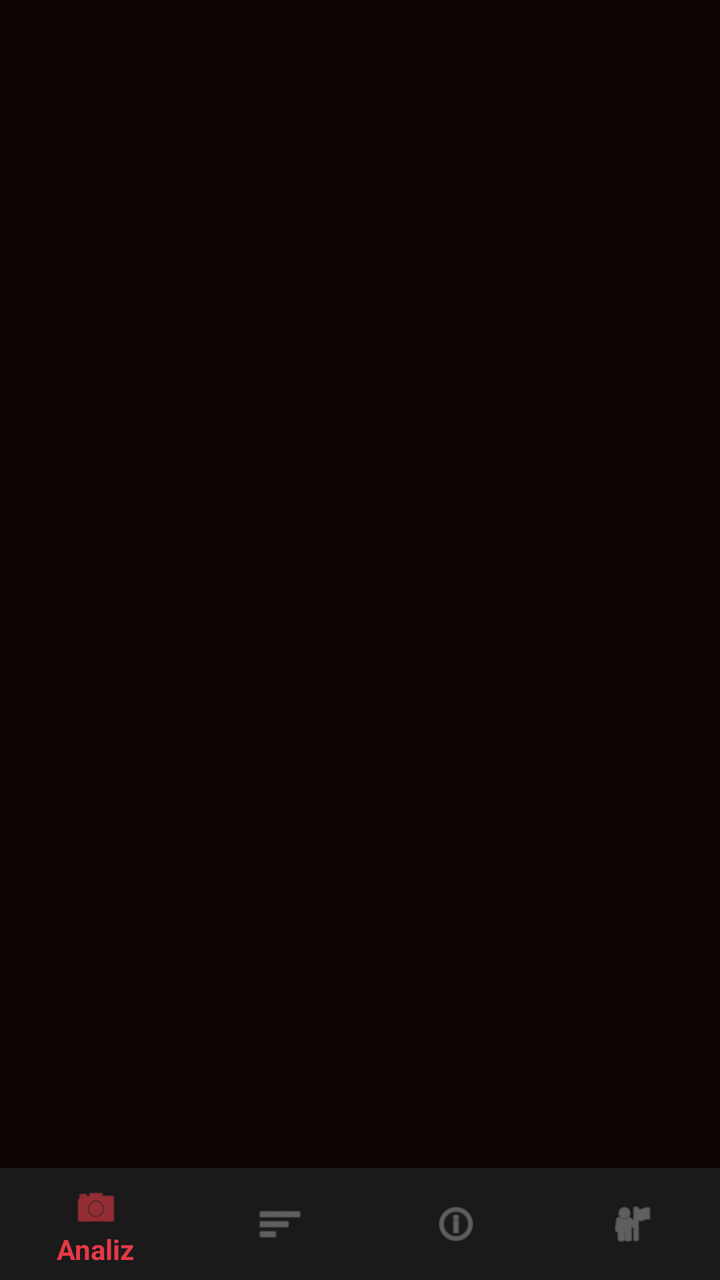
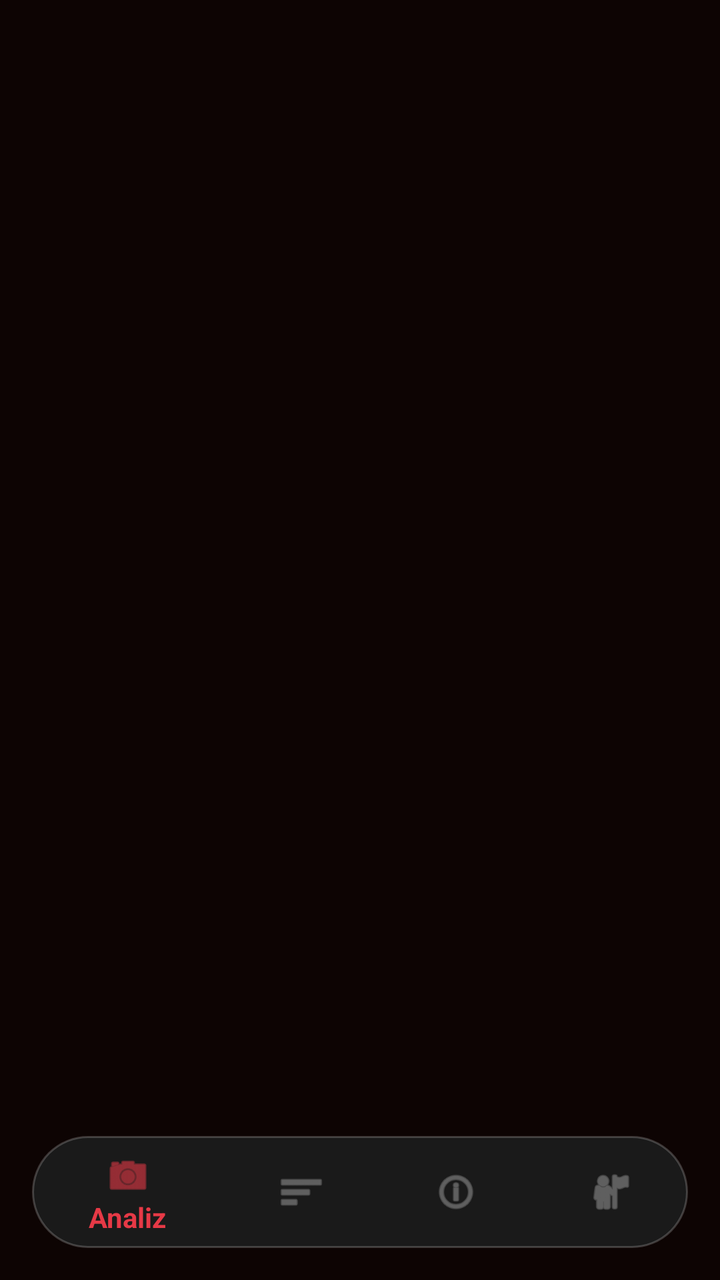

Two renders of the same Android screen: before a commit and after it. Below are the layout's source before the change and the commit's diff.
<!-- AndroidManifest.xml: activity theme AppTheme.NoActionBar -->
<!-- res/layout/activity_main.xml -->
<?xml version="1.0" encoding="utf-8"?>
<androidx.constraintlayout.widget.ConstraintLayout 
    xmlns:android="http://schemas.android.com/apk/res/android"
    xmlns:app="http://schemas.android.com/apk/res-auto"
    android:layout_width="match_parent"
    android:layout_height="match_parent"
    android:background="@color/background_dark">

    <androidx.fragment.app.FragmentContainerView
        android:id="@+id/fragment_container"
        android:layout_width="0dp"
        android:layout_height="0dp"
        app:layout_constraintTop_toTopOf="parent"
        app:layout_constraintBottom_toTopOf="@id/bottom_navigation"
        app:layout_constraintStart_toStartOf="parent"
        app:layout_constraintEnd_toEndOf="parent"/>

    <com.google.android.material.bottomnavigation.BottomNavigationView
        android:id="@+id/bottom_navigation"
        android:layout_width="0dp"
        android:layout_height="wrap_content"
        android:background="@color/bottom_nav_bg"
        app:itemIconTint="@color/nav_item_color_state"
        app:itemTextColor="@color/nav_item_color_state"
        app:menu="@menu/bottom_nav_menu"
        app:layout_constraintBottom_toBottomOf="parent"
        app:layout_constraintStart_toStartOf="parent"
        app:layout_constraintEnd_toEndOf="parent"/>

</androidx.constraintlayout.widget.ConstraintLayout>
<!-- resources referenced by this layout -->
<resources>
  <color name="background_dark">#0d0403</color>
  <color name="bottom_nav_bg">#1a1a1a</color>
  <style name="AppTheme.NoActionBar" parent="Theme.AppCompat.NoActionBar">
          <item name="windowActionBar">false</item>
          <item name="windowNoTitle">true</item>
          <item name="android:background">@null</item>
      </style>
</resources>

<!-- the commit's change to res/layout/activity_main.xml (unified diff, before → after) -->
@@ -19,12 +19,17 @@
         android:id="@+id/bottom_navigation"
         android:layout_width="0dp"
         android:layout_height="wrap_content"
-        android:background="@color/bottom_nav_bg"
+        android:layout_marginStart="16dp"
+        android:layout_marginEnd="16dp"
+        android:layout_marginBottom="16dp"
+        android:background="@drawable/bg_bottom_nav"
         app:itemIconTint="@color/nav_item_color_state"
         app:itemTextColor="@color/nav_item_color_state"
         app:menu="@menu/bottom_nav_menu"
+        app:itemRippleColor="@null"
         app:layout_constraintBottom_toBottomOf="parent"
         app:layout_constraintStart_toStartOf="parent"
-        app:layout_constraintEnd_toEndOf="parent"/>
+        app:layout_constraintEnd_toEndOf="parent"
+        android:elevation="8dp"/>
 
 </androidx.constraintlayout.widget.ConstraintLayout>
<!-- resource entries referenced after the edit -->
@@ -1,11 +1,19 @@
 <!-- resources referenced by this layout -->
 <resources>
   <color name="background_dark">#0d0403</color>
-  <color name="bottom_nav_bg">#1a1a1a</color>
+  <!-- drawable bg_bottom_nav (drawable) -->
+  <?xml version="1.0" encoding="utf-8"?>
+  <shape xmlns:android="http://schemas.android.com/apk/res/android"
+      android:shape="rectangle">
+      <solid android:color="@color/bottom_nav_bg"/>
+      <corners android:radius="32dp"/>
+      <stroke android:width="1dp" android:color="#33FFFFFF"/>
+  </shape>
   <style name="AppTheme.NoActionBar" parent="Theme.AppCompat.NoActionBar">
           <item name="windowActionBar">false</item>
           <item name="windowNoTitle">true</item>
           <item name="android:background">@null</item>
       </style>
+  <color name="bottom_nav_bg">#1a1a1a</color>
 </resources>
 
